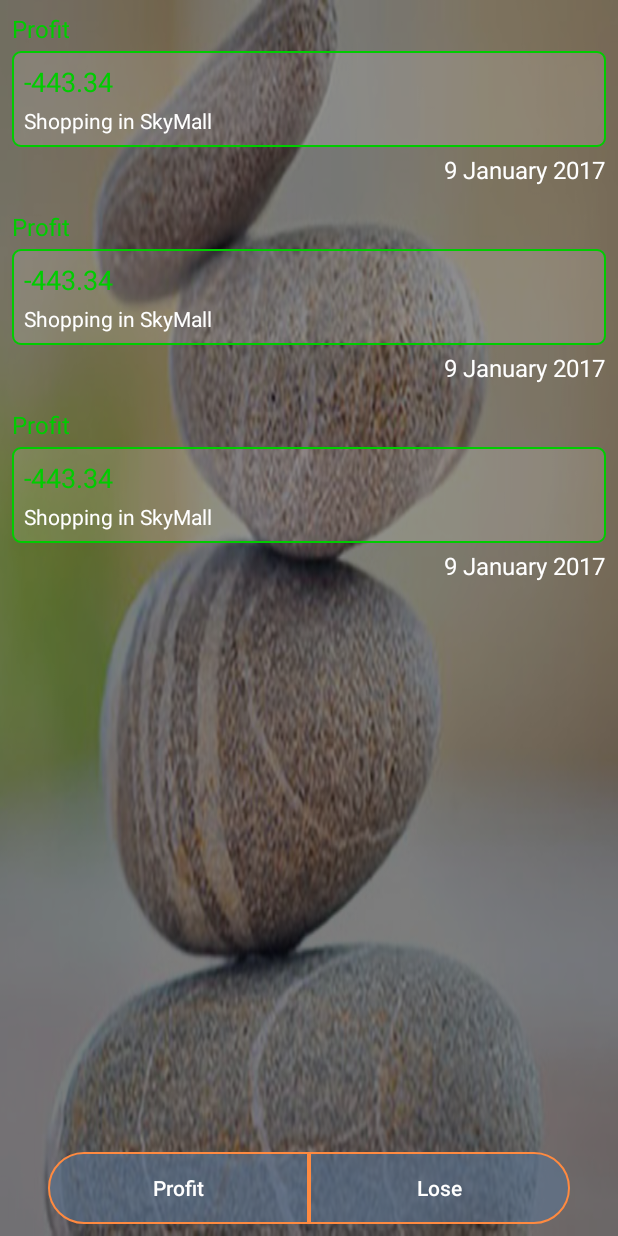
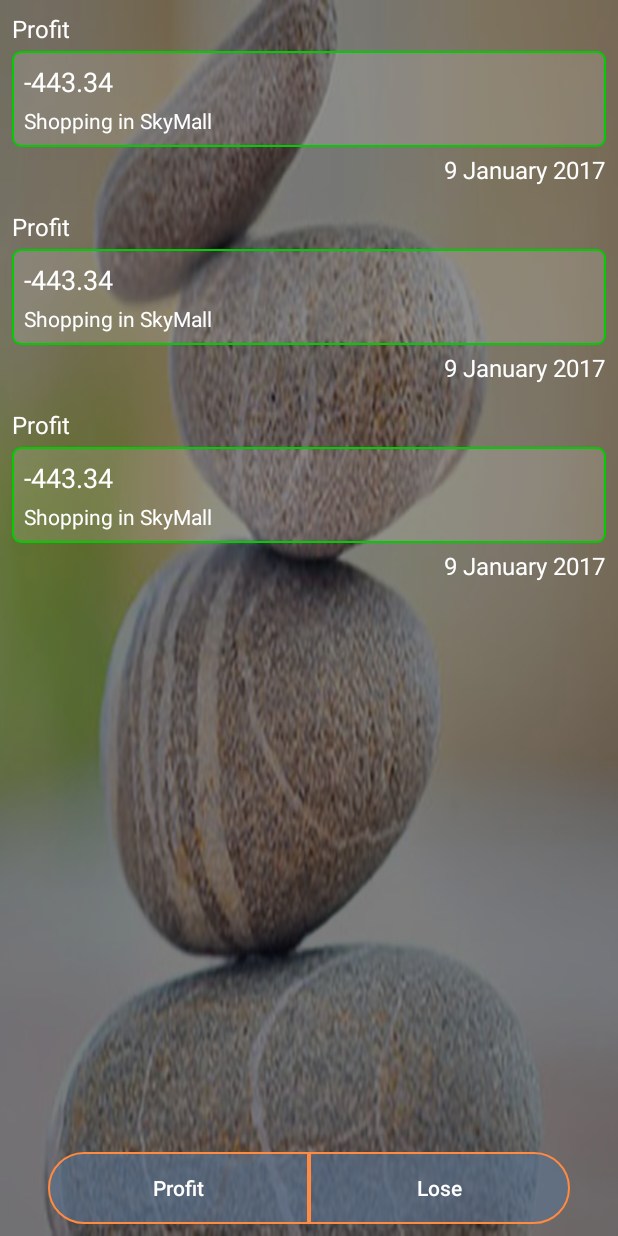
Before and after one commit to azzaxx/BalanceV2.0, an Android app: the layout start_activity.xml on its own in the app's theme, with its tools: preview values and no code run, on a phone screen of 412 x 824 dp. Run offline under Robolectric (Android 15) with nearby library versions, the phone set to English and light mode, and no system bars.

Commit message:
Add recycler list with items

```diff
--- a/app/src/main/java/com/example/alex/balance/presenters/DataPresenter.java
+++ b/app/src/main/java/com/example/alex/balance/presenters/DataPresenter.java
@@ -51,7 +51,7 @@ public class DataPresenter extends BasePresenter<BalanceFragment> {
         }
     }
 
-    public void addBalanceData(String totalSum, String day, String month, String year) {
+    public void addBalanceData(String totalSum, String day, String month, String year, String comment) {
         Realm realmObj = mView.getAct().getRealm();
 
         realmObj.beginTransaction();
@@ -61,6 +61,7 @@ public class DataPresenter extends BasePresenter<BalanceFragment> {
         data.setDay(day);
         data.setMonth(month);
         data.setYear(year);
+        data.setComment(comment);
 
         realmObj.commitTransaction();
     }
--- a/app/src/main/res/layout/balance_fragment.xml
+++ b/app/src/main/res/layout/balance_fragment.xml
@@ -206,7 +206,7 @@
             app:el_expanded="false">
 
             <EditText
-                android:id="@+id/editText"
+                android:id="@+id/et_comments"
                 android:layout_width="match_parent"
                 android:layout_height="match_parent"
                 android:background="@drawable/solid_light_round_corners"
--- a/app/src/main/res/layout/recycler_item.xml
+++ b/app/src/main/res/layout/recycler_item.xml
@@ -6,13 +6,15 @@
     android:padding="8dp">
 
     <TextView
+        android:id="@+id/tv_profit_lose"
         android:layout_width="wrap_content"
         android:layout_height="wrap_content"
         android:text="Profit"
-        android:textColor="@color/green"
+        android:textColor="@color/white"
         android:textSize="16sp" />
 
     <LinearLayout
+        android:id="@+id/ll_sum_text_container"
         android:layout_width="match_parent"
         android:layout_height="wrap_content"
         android:layout_marginBottom="4dp"
@@ -23,14 +25,16 @@
         android:padding="8dp">
 
         <TextView
+            android:id="@+id/tv_total_sum"
             android:layout_width="match_parent"
             android:layout_height="wrap_content"
             android:layout_marginBottom="4dp"
             android:text="-443.34"
-            android:textColor="@color/green"
+            android:textColor="@color/white"
             android:textSize="18sp" />
 
         <TextView
+            android:id="@+id/tv_comments"
             android:layout_width="match_parent"
             android:layout_height="wrap_content"
             android:text="Shopping in SkyMall"
@@ -40,6 +44,7 @@
     </LinearLayout>
 
     <TextView
+        android:id="@+id/tv_year"
         android:layout_width="wrap_content"
         android:layout_height="wrap_content"
         android:layout_gravity="right"
```
Also changed, not shown: app/src/main/java/com/example/alex/balance/BalanceFragment.java (+6 -4 lines), app/src/main/java/com/example/alex/balance/StartActivity.java (+13 -2 lines), app/src/main/java/com/example/alex/balance/adapters/MainListAdapter.java (added, +86 -0 lines).
